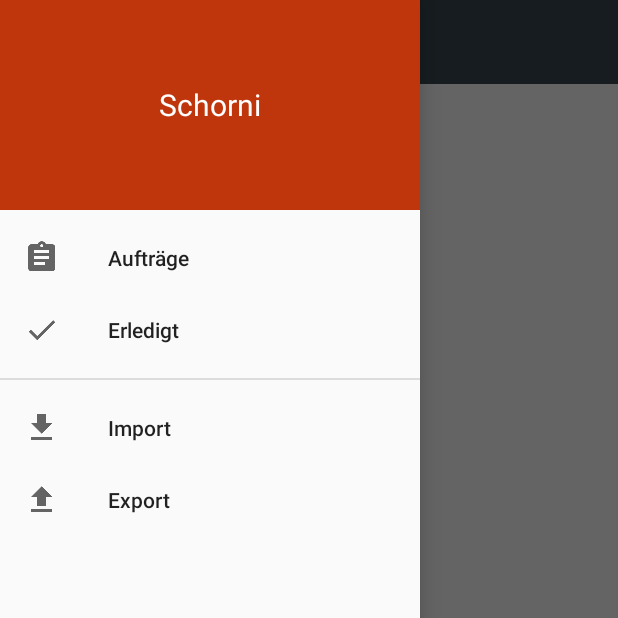
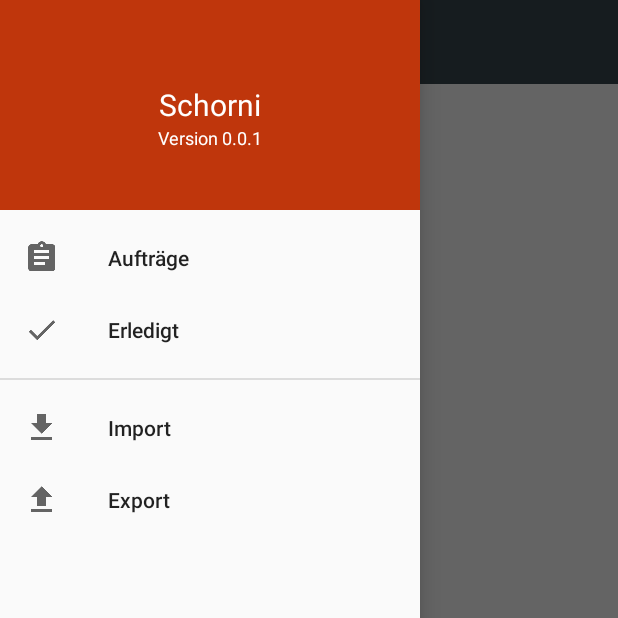
Before and after one commit to philan92/Schorni, an Android app: the ErledigtActivity screen opened directly, with no data from a screen before it, with the side drawer open, on a phone screen of 412 x 824 dp, the top half of it. Run offline under Robolectric (Android 15) with nearby library versions, the phone set to English and light mode, and no system bars; libraries missing offline, so code that uses them is left out: nl.qbusict.cupboard; 4 statements that could not run were skipped.

Commit message:
- Version wird nun im Menü angezeigt

```diff
--- a/app/build.gradle
+++ b/app/build.gradle
@@ -8,7 +8,7 @@ android {
         minSdkVersion 15
         targetSdkVersion 24
         versionCode 1
-        versionName "1.0"
+        versionName "0.0.1"
         testInstrumentationRunner "android.support.test.runner.AndroidJUnitRunner"
         multiDexEnabled true
     }
--- a/app/src/main/res/layout/navigation_header.xml
+++ b/app/src/main/res/layout/navigation_header.xml
@@ -12,5 +12,16 @@
         android:layout_centerHorizontal="true"
         android:id="@+id/textView2"
         android:textColor="@android:color/white"
-        android:textSize="20dp" />
+        android:textSize="20sp" />
+
+    <TextView
+        android:text="@string/version"
+        android:layout_width="wrap_content"
+        android:layout_height="wrap_content"
+        android:id="@+id/tvVersion"
+        android:textColor="@android:color/white"
+        android:textSize="12sp"
+        android:layout_below="@+id/textView2"
+        android:layout_centerHorizontal="true" />
+
 </RelativeLayout>
--- a/app/src/main/res/values/strings.xml
+++ b/app/src/main/res/values/strings.xml
@@ -3,7 +3,5 @@
     <string name="open">Open</string>
     <string name="close">Close</string>
     <string name="assignments">Aufträge</string>
-
-    <!-- TODO: Remove or change this placeholder text -->
-    <string name="hello_blank_fragment">Hello blank fragment</string>
+    <string name="version">Version 0.0.1</string>
 </resources>
```
Also changed, not shown: app/src/main/res/layout/item_offene_kehrung.xml (+23 -10 lines).
